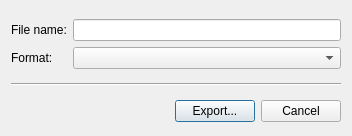
Qt form src/schrodinger/sketcher/ui/file_export_dialog.ui (schrodinger/sketcher) before a commit.
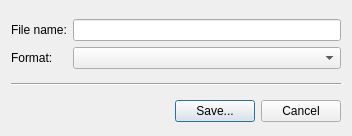
The same form after that commit.

Commit message: SKETCH-1349. Cosmetic tweaks to save image dialog

```diff
--- a/src/schrodinger/sketcher/ui/file_export_dialog.ui
+++ b/src/schrodinger/sketcher/ui/file_export_dialog.ui
@@ -66,7 +66,7 @@
      <item>
       <widget class="QPushButton" name="export_btn">
        <property name="text">
-        <string>Export...</string>
+        <string>Save...</string>
        </property>
       </widget>
      </item>
```
The commit also changes 2 other files.
